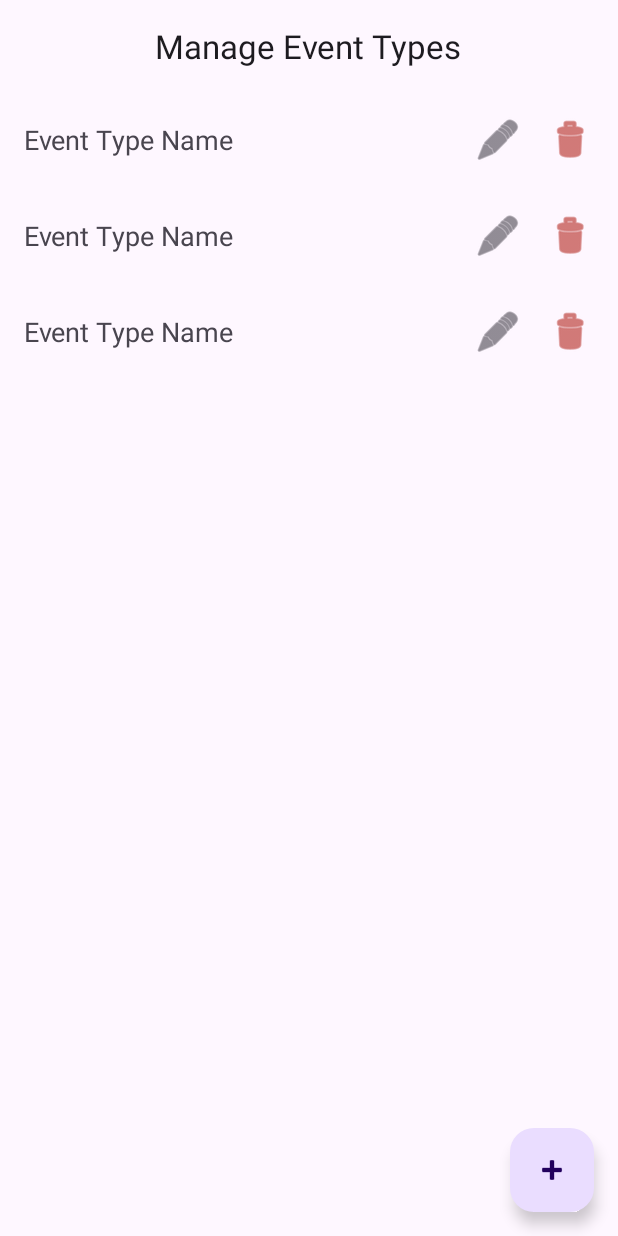
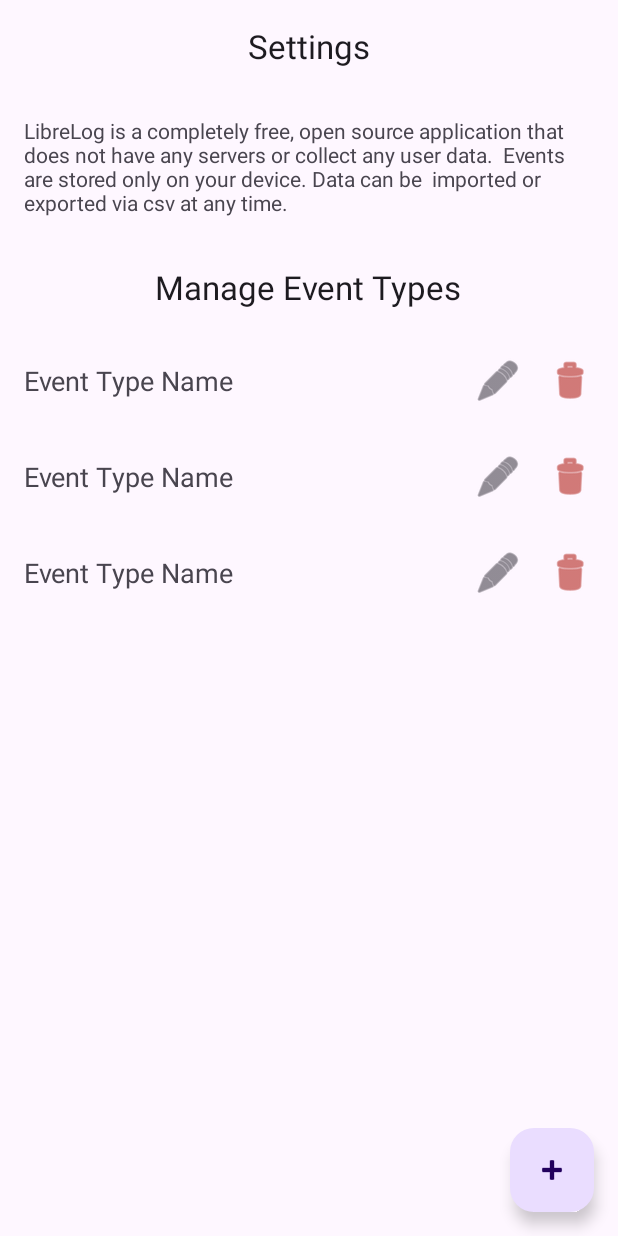
Before and after one commit to billpottle/LibreLog, an Android app: the layout fragment_settings.xml on its own in the app's theme, with its tools: preview values and no code run, on a phone screen of 412 x 824 dp. Run offline under Robolectric (Android 15) with nearby library versions, the phone set to English and light mode, and no system bars.

Commit message:
adding settings text

```diff
--- a/app/src/main/res/layout/fragment_settings.xml
+++ b/app/src/main/res/layout/fragment_settings.xml
@@ -10,6 +10,26 @@
         android:layout_width="match_parent"
         android:layout_height="match_parent"
         android:orientation="vertical">
+
+        <TextView
+            android:id="@+id/text_settings_page_title"
+            android:layout_width="wrap_content"
+            android:layout_height="wrap_content"
+            android:layout_gravity="center_horizontal"
+            android:layout_marginTop="16dp"
+            android:layout_marginBottom="16dp"
+            android:text="Settings"
+            android:textAppearance="@style/TextAppearance.AppCompat.Large" />
+
+        <TextView
+            android:id="@+id/text_settings_note"
+            android:layout_width="match_parent"
+            android:layout_height="wrap_content"
+            android:text="LibreLog is a completely free, open source application that does not have any servers or collect any user data.
+
+Events are stored only on your device. Data can be  imported or exported via csv at any time."
+            android:padding="16dp"
+            android:textAppearance="?android:attr/textAppearanceSmall" />
 
         <TextView
             android:id="@+id/text_settings_title"
```
